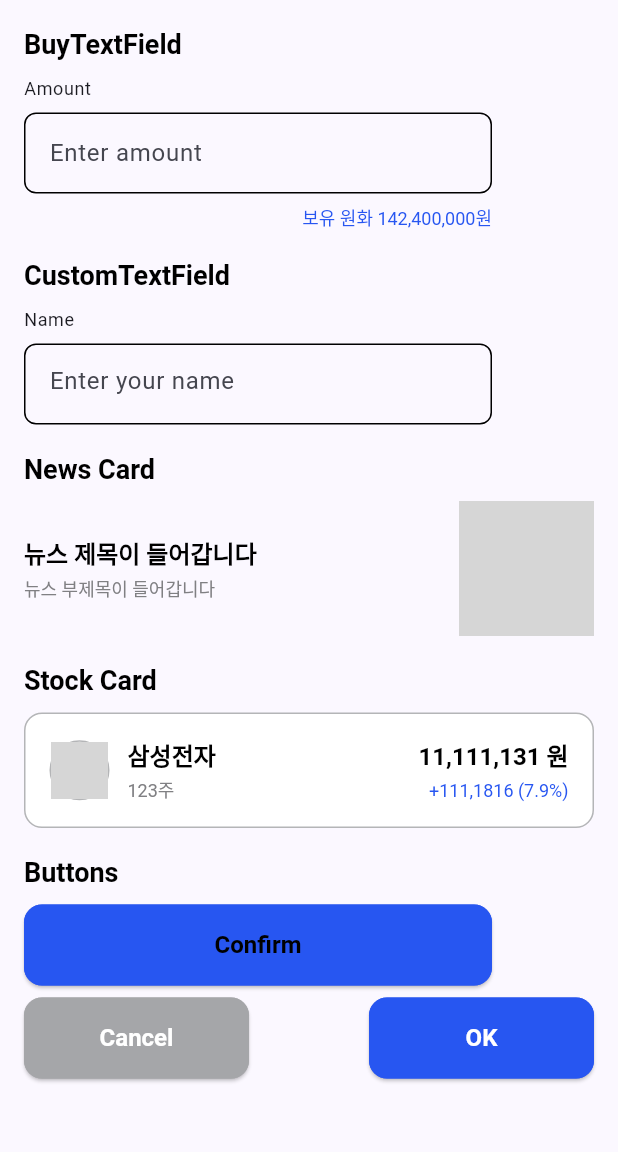
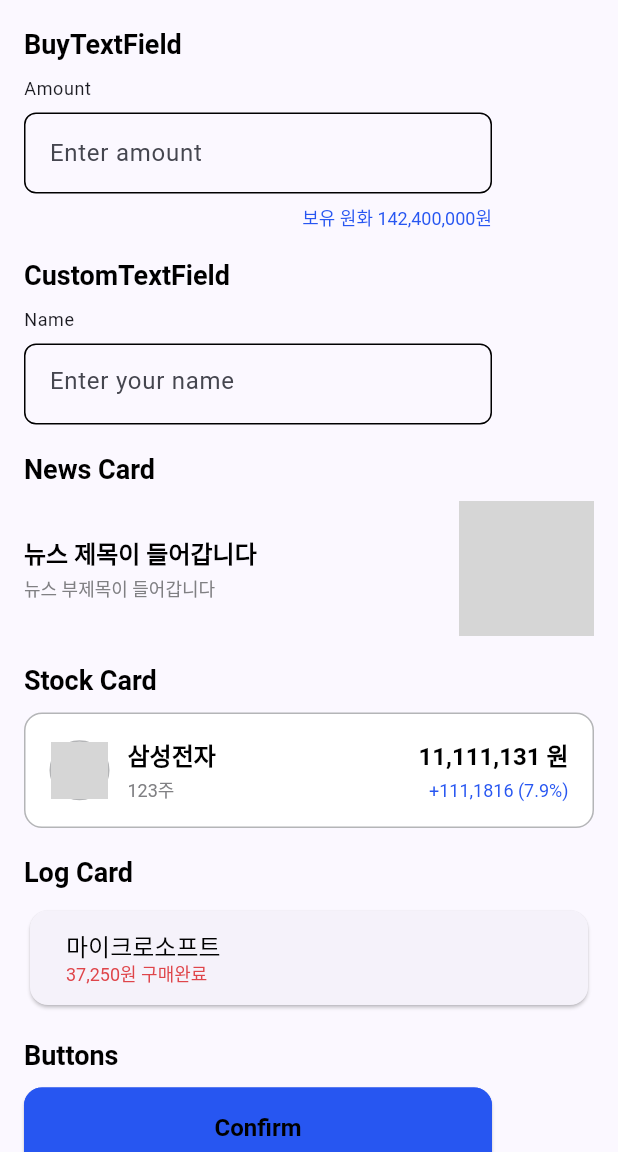
Before and after one commit to Jusicool-Ver-2-0/Jusicool-iOS-DesignSystem, a Flutter app: the screen it shows after launch, on a phone screen of 412 x 824 dp, the part 84-1236 px from its top. Run offline on Flutter 3.47's test engine with Material 3 defaults, Android fonts, the phone set to English and light mode, and no system bars; network calls fail; Roboto replaces fonts that are missing (Pretendard); grey boxes are pictures that could not be loaded.

Commit message:
log_card

```diff
--- /dev/null
+++ b/lib/components/card/log_card.dart
@@ -0,0 +1,44 @@
+import 'package:flutter/material.dart';
+import 'package:tes/theme/typography.dart';
+
+class LogCard extends StatelessWidget {
+  final String title;
+  final String subtitle;
+  final Color buyColor;
+
+  const LogCard({
+    super.key,
+    required this.title,
+    required this.subtitle,
+    required this.buyColor,
+  });
+
+  @override
+  Widget build(BuildContext context) {
+    return Card(
+      child: Padding(
+        padding: const EdgeInsets.all(12.0),
+        child: Row(
+          children: [
+            SizedBox(width: 12),
+            Column(
+              crossAxisAlignment: CrossAxisAlignment.start,
+              children: [
+                Text(
+                  title,
+                  style: AppTypography.bodySmall,
+                ),
+                Text(
+                  subtitle,
+                  style: AppTypography.label.copyWith(
+                    color: buyColor,
+                  ),
+                ),
+              ],
+            ),
+          ],
+        ),
+      ),
+    );
+  }
+}
--- a/lib/main.dart
+++ b/lib/main.dart
@@ -5,6 +5,7 @@ import 'package:tes/components/textfiled/buy_textfiled.dart';
 import 'package:tes/components/textfiled/default_textfiled.dart';
 import 'package:tes/components/card/news_card.dart';
 import 'package:tes/components/card/stock_card.dart';
+import 'package:tes/components/card/log_card.dart'; // LogCard import 추가
 import '../../theme/colors.dart';
 import '../../theme/typography.dart';
 
@@ -78,6 +79,14 @@ class ComponentTestScreen extends StatelessWidget {
                 isPositive: true,
               ),
               const SizedBox(height: 16),
+              Text('Log Card', style: AppTypography.subTitle), // Log Card 섹션 추가
+              const SizedBox(height: 8),
+              LogCard(
+                title: '마이크로소프트',
+                subtitle: '37,250원 구매완료',
+                buyColor: AppColor.error,
+              ),
+              const SizedBox(height: 16),
               Text('Buttons', style: AppTypography.subTitle),
               const SizedBox(height: 8),
               AppButtonMedium(
```
